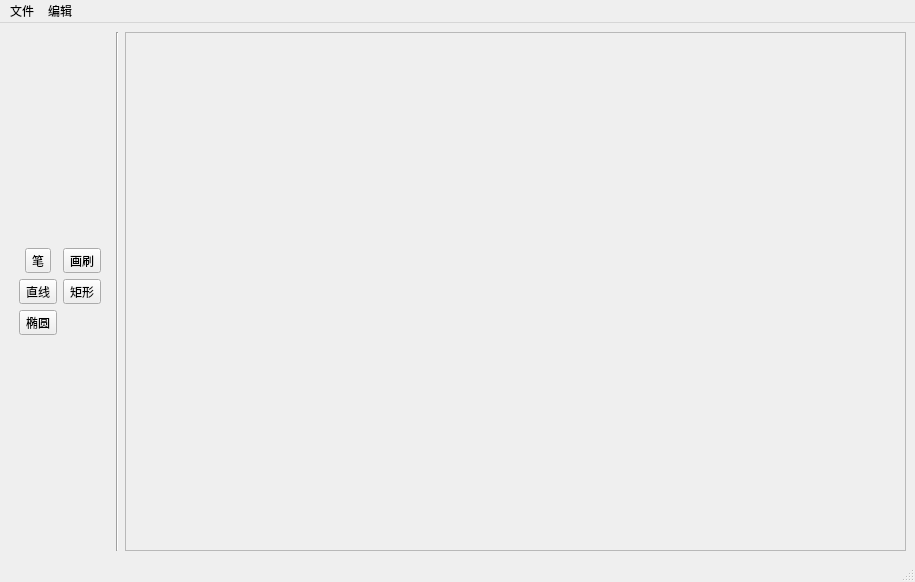
Qt form src/view/MainWindow.ui (BENULL/Paint) before a commit.
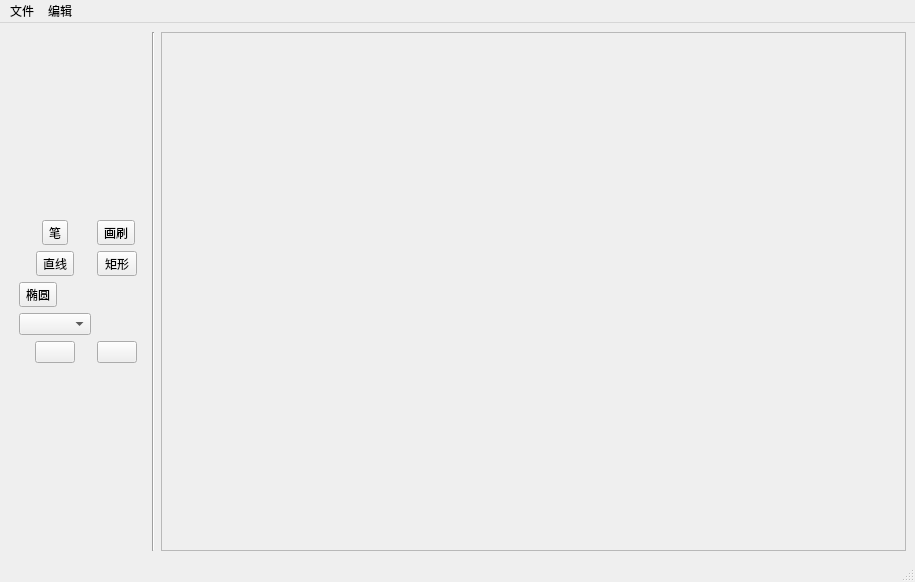
The same form after that commit.

Patch:
```diff
--- a/src/view/MainWindow.ui
+++ b/src/view/MainWindow.ui
@@ -36,7 +36,23 @@
        <property name="leftMargin">
         <number>10</number>
        </property>
-       <item row="0" column="1">
+       <item row="1" column="0">
+        <widget class="QToolButton" name="penBtn">
+         <property name="text">
+          <string>笔</string>
+         </property>
+         <property name="iconSize">
+          <size>
+           <width>32</width>
+           <height>32</height>
+          </size>
+         </property>
+         <property name="checkable">
+          <bool>true</bool>
+         </property>
+        </widget>
+       </item>
+       <item row="1" column="1">
         <widget class="QToolButton" name="brushBtn">
          <property name="text">
           <string>画刷</string>
@@ -46,17 +62,17 @@
          </property>
         </widget>
        </item>
-       <item row="4" column="0" colspan="2">
-        <widget class="QToolButton" name="ellipseBtn">
+       <item row="3" column="0">
+        <widget class="QToolButton" name="lineBtn">
          <property name="text">
-          <string>椭圆</string>
+          <string>直线</string>
          </property>
          <property name="checkable">
           <bool>true</bool>
          </property>
         </widget>
        </item>
-       <item row="2" column="1">
+       <item row="3" column="1">
         <widget class="QToolButton" name="rectBtn">
          <property name="sizePolicy">
           <sizepolicy hsizetype="Expanding" vsizetype="Expanding">
@@ -72,10 +88,20 @@
          </property>
         </widget>
        </item>
-       <item row="0" column="0">
-        <widget class="QToolButton" name="penBtn">
+       <item row="5" column="0" colspan="2">
+        <widget class="QToolButton" name="ellipseBtn">
          <property name="text">
-          <string>笔</string>
+          <string>椭圆</string>
+         </property>
+         <property name="checkable">
+          <bool>true</bool>
+         </property>
+        </widget>
+       </item>
+       <item row="7" column="0">
+        <widget class="QPushButton" name="preColorBtn">
+         <property name="text">
+          <string/>
          </property>
          <property name="iconSize">
           <size>
@@ -83,21 +109,18 @@
            <height>32</height>
           </size>
          </property>
-         <property name="checkable">
-          <bool>true</bool>
-         </property>
         </widget>
        </item>
-       <item row="2" column="0">
-        <widget class="QToolButton" name="lineBtn">
+       <item row="7" column="1">
+        <widget class="QPushButton" name="backColorBtn">
          <property name="text">
-          <string>直线</string>
-         </property>
-         <property name="checkable">
-          <bool>true</bool>
+          <string/>
          </property>
         </widget>
        </item>
+       <item row="6" column="0">
+        <widget class="QComboBox" name="brushSizeBtn"/>
+       </item>
       </layout>
      </widget>
     </item>
```
